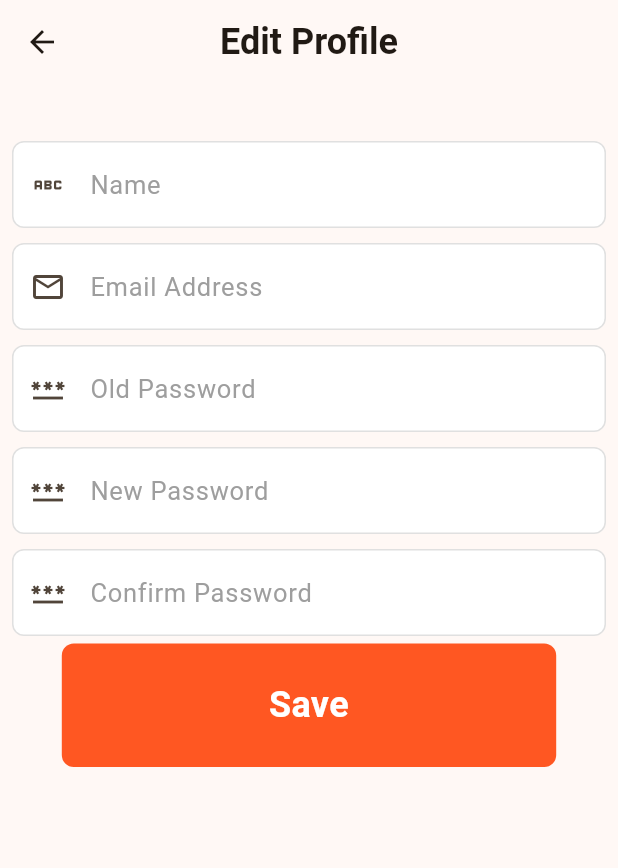
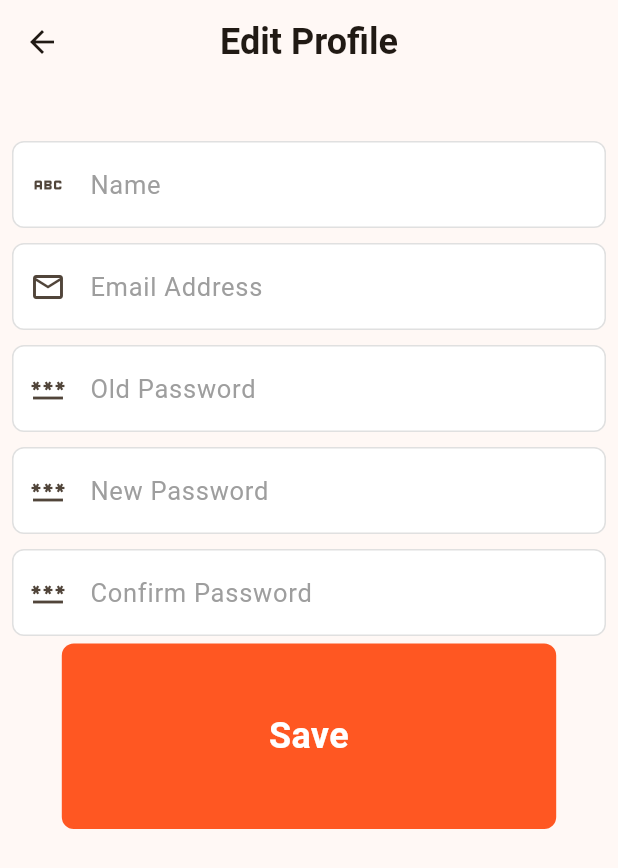
Before and after one commit to Hashir-Nadeem/blindcompanion, a Flutter app: the MyBlindScreen screen opened directly, in the side drawer, after a tap on "Edit Profile", on a phone screen of 412 x 824 dp. Shown: the top 868 px of the screen. Run offline on Flutter 3.47's test engine with Material 2 defaults, Android fonts, the phone set to English and light mode, and no system bars; drawn by our look-alikes of modal_progress_hud_nsn; our stand-ins replace camera, cloud_firestore, countup, firebase_auth, firebase_core, flutter_tts and 8 more; missing offline and left inert: google_mlkit_text_recognition, the_apple_sign_in, translator, zego_uikit_prebuilt_call; accounts and stored records are empty.

Commit message:
increase button sizes build on iops as well as android create apk

```diff
--- a/lib/components/double_icontextButton.dart
+++ b/lib/components/double_icontextButton.dart
@@ -30,7 +30,7 @@ class MyDoubleIconTextButton extends StatelessWidget {
             child: InkWell(
                 onTap: ontap,
                 child: Container(
-                  height: screenHeight * 0.08,
+                  height: screenHeight * 0.15,
                   width: screenSize.width * 0.8,
                   decoration: BoxDecoration(
                       color: color, borderRadius: BorderRadius.circular(1.0)),
@@ -44,12 +44,14 @@ class MyDoubleIconTextButton extends StatelessWidget {
                           height: screenHeight * 0.06,
                         ),
                       ),
-                      const Spacer(),
-                      Text(
-                        this.text,
-                        style: textStyle,
+                      Expanded(
+                        child: Text(
+                          text,
+                          textAlign: TextAlign.center,
+                          maxLines: 2,
+                          style: textStyle,
+                        ),
                       ),
-                      const Spacer(),
                       const Icon(
                         Icons.keyboard_arrow_right,
                         color: Colors.white,
--- a/lib/components/textbutton.dart
+++ b/lib/components/textbutton.dart
@@ -20,13 +20,14 @@ class MyTextButton extends StatelessWidget {
       onTap: ontap,
       child: Container(
         alignment: Alignment.center,
-        height: screenHeight * 0.1,
+        height: screenHeight * 0.15,
         width: screenWidth * 0.8,
         decoration: BoxDecoration(
             color: color, borderRadius: BorderRadius.circular(8.0)),
         child: Text(
           text,
           textAlign: TextAlign.center,
+          maxLines: 2,
           style: const TextStyle(
               fontSize: 24, color: Colors.white, fontWeight: FontWeight.bold),
         ),
```
Also changed, not shown: 2 other files.
